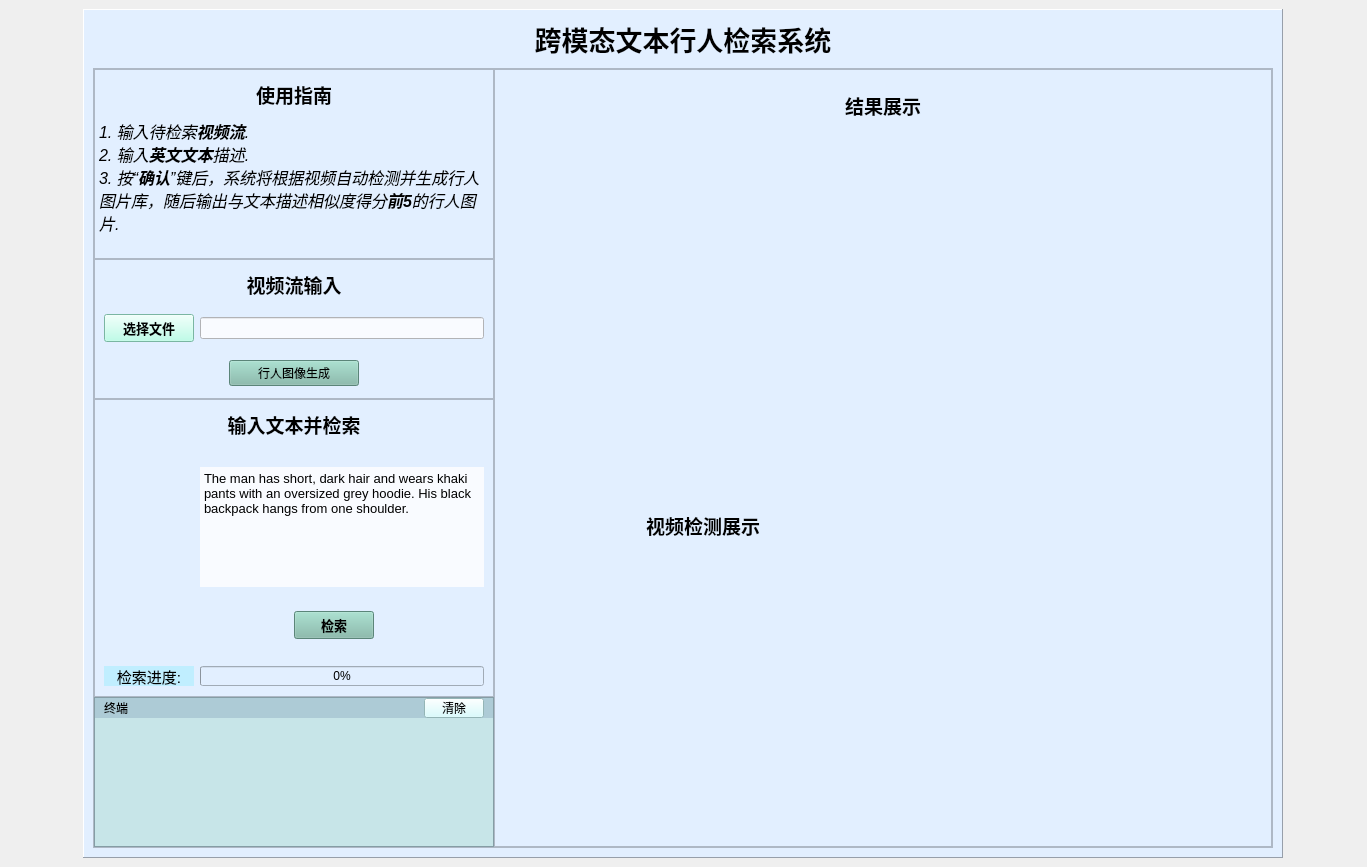
First picture: the form in ui_designer/tbps.ui, repository mickiefan/Atlas_ui, before the edit.
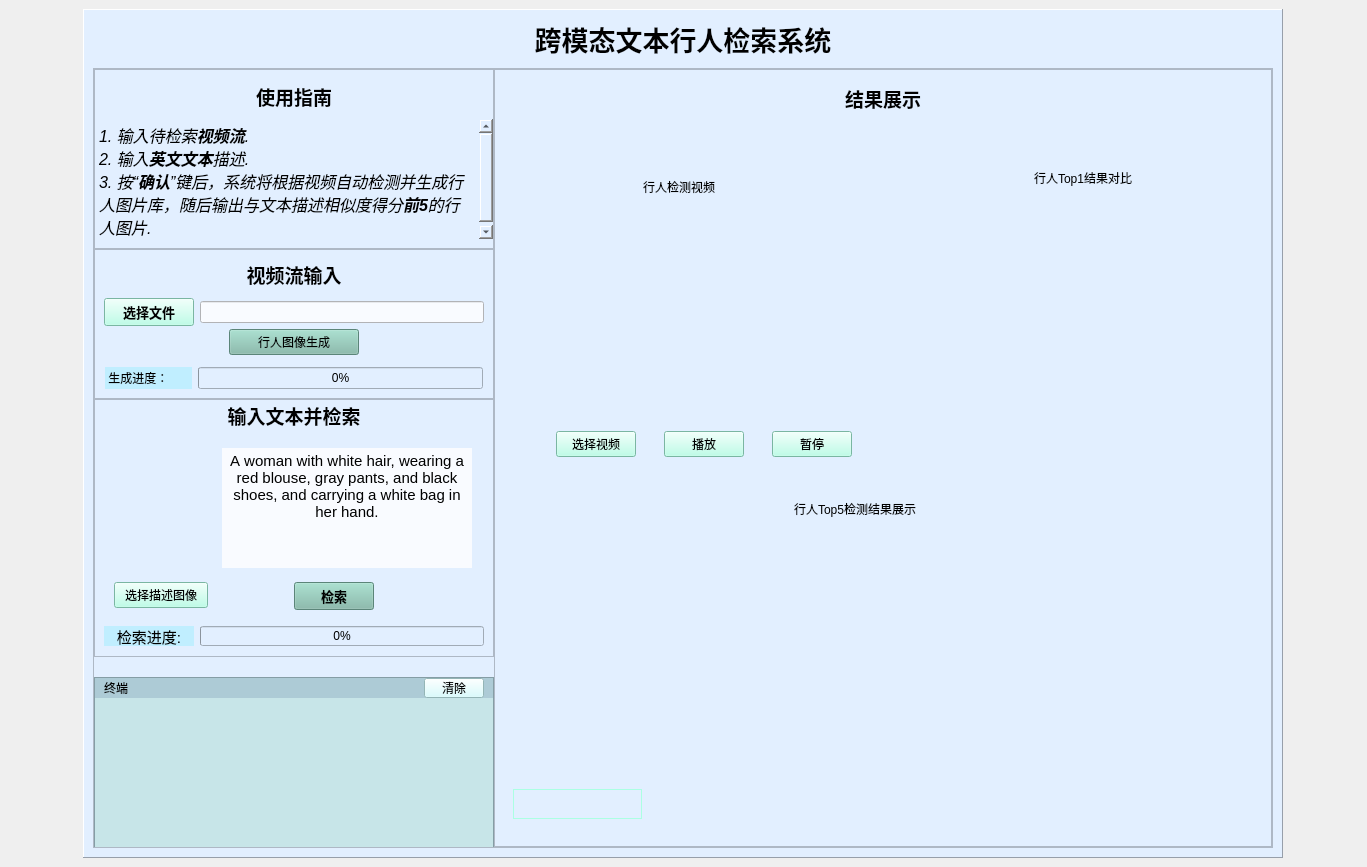
Second picture: the form after the edit.

```diff
--- a/ui_designer/tbps.ui
+++ b/ui_designer/tbps.ui
@@ -119,10 +119,16 @@
              </property>
              <item>
               <widget class="QFrame" name="frame_4">
+               <property name="minimumSize">
+                <size>
+                 <width>0</width>
+                 <height>0</height>
+                </size>
+               </property>
                <property name="maximumSize">
                 <size>
                  <width>16777215</width>
-                 <height>190</height>
+                 <height>180</height>
                 </size>
                </property>
                <property name="frameShape">
@@ -178,6 +184,18 @@
                 </item>
                 <item>
                  <widget class="QTextBrowser" name="textBrowser">
+                  <property name="minimumSize">
+                   <size>
+                    <width>0</width>
+                    <height>100</height>
+                   </size>
+                  </property>
+                  <property name="maximumSize">
+                   <size>
+                    <width>16777215</width>
+                    <height>120</height>
+                   </size>
+                  </property>
                   <property name="frameShape">
                    <enum>QFrame::NoFrame</enum>
                   </property>
@@ -185,7 +203,7 @@
                    <string>&lt;!DOCTYPE HTML PUBLIC &quot;-//W3C//DTD HTML 4.0//EN&quot; &quot;http://www.w3.org/TR/REC-html40/strict.dtd&quot;&gt;
 &lt;html&gt;&lt;head&gt;&lt;meta name=&quot;qrichtext&quot; content=&quot;1&quot; /&gt;&lt;style type=&quot;text/css&quot;&gt;
 p, li { white-space: pre-wrap; }
-&lt;/style&gt;&lt;/head&gt;&lt;body style=&quot; font-family:'SimSun'; font-size:9pt; font-weight:400; font-style:normal;&quot;&gt;
+&lt;/style&gt;&lt;/head&gt;&lt;body style=&quot; font-family:'Sans'; font-size:11pt; font-weight:400; font-style:normal;&quot;&gt;
 &lt;p style=&quot; margin-top:0px; margin-bottom:0px; margin-left:0px; margin-right:0px; -qt-block-indent:0; text-indent:0px;&quot;&gt;&lt;span style=&quot; font-family:'Sans Serif'; font-size:12pt; font-style:italic;&quot;&gt;1. 输入待检索&lt;/span&gt;&lt;span style=&quot; font-family:'Sans Serif'; font-size:12pt; font-weight:600; font-style:italic;&quot;&gt;视频流&lt;/span&gt;&lt;span style=&quot; font-family:'Sans Serif'; font-size:12pt; font-style:italic;&quot;&gt;.&lt;br /&gt;2. 输入&lt;/span&gt;&lt;span style=&quot; font-family:'Sans Serif'; font-size:12pt; font-weight:600; font-style:italic;&quot;&gt;英文文本&lt;/span&gt;&lt;span style=&quot; font-family:'Sans Serif'; font-size:12pt; font-style:italic;&quot;&gt;描述.&lt;br /&gt;3. 按“&lt;/span&gt;&lt;span style=&quot; font-family:'Sans Serif'; font-size:12pt; font-weight:600; font-style:italic;&quot;&gt;确认&lt;/span&gt;&lt;span style=&quot; font-family:'Sans Serif'; font-size:12pt; font-style:italic;&quot;&gt;”键后，系统将根据视频自动检测并生成行人图片库，随后输出与文本描述相似度得分&lt;/span&gt;&lt;span style=&quot; font-family:'Sans Serif'; font-size:12pt; font-weight:600; font-style:italic;&quot;&gt;前5&lt;/span&gt;&lt;span style=&quot; font-family:'Sans Serif'; font-size:12pt; font-style:italic;&quot;&gt;的行人图片.&lt;/span&gt;&lt;/p&gt;&lt;/body&gt;&lt;/html&gt;</string>
                   </property>
                  </widget>
@@ -198,13 +216,13 @@
                <property name="minimumSize">
                 <size>
                  <width>0</width>
-                 <height>140</height>
+                 <height>150</height>
                 </size>
                </property>
                <property name="maximumSize">
                 <size>
                  <width>16777215</width>
-                 <height>160</height>
+                 <height>190</height>
                 </size>
                </property>
                <property name="frameShape">
@@ -359,6 +377,60 @@
                   </layout>
                  </widget>
                 </item>
+                <item>
+                 <widget class="QWidget" name="widget" native="true">
+                  <layout class="QHBoxLayout" name="horizontalLayout_6">
+                   <property name="leftMargin">
+                    <number>10</number>
+                   </property>
+                   <property name="rightMargin">
+                    <number>10</number>
+                   </property>
+                   <item>
+                    <widget class="QLabel" name="label_4">
+                     <property name="maximumSize">
+                      <size>
+                       <width>16777215</width>
+                       <height>23</height>
+                      </size>
+                     </property>
+                     <property name="styleSheet">
+                      <string notr="true">background-color: rgb(192, 238, 255);
+font: 11pt &quot;Andale Mono&quot;;</string>
+                     </property>
+                     <property name="text">
+                      <string> 生成进度： </string>
+                     </property>
+                    </widget>
+                   </item>
+                   <item>
+                    <widget class="QProgressBar" name="progressBar_2">
+                     <property name="minimumSize">
+                      <size>
+                       <width>270</width>
+                       <height>0</height>
+                      </size>
+                     </property>
+                     <property name="maximumSize">
+                      <size>
+                       <width>285</width>
+                       <height>23</height>
+                      </size>
+                     </property>
+                     <property name="layoutDirection">
+                      <enum>Qt::LeftToRight</enum>
+                     </property>
+                     <property name="value">
+                      <number>0</number>
+                     </property>
+                     <property name="alignment">
+                      <set>Qt::AlignCenter</set>
+                     </property>
+                    </widget>
+                   </item>
+                  </layout>
+                 </widget>
+                </item>
                </layout>
               </widget>
              </item>
@@ -393,7 +465,7 @@
                  <number>0</number>
                 </property>
                 <property name="topMargin">
-                 <number>9</number>
+                 <number>0</number>
                 </property>
                 <property name="rightMargin">
                  <number>0</number>
@@ -501,7 +573,7 @@
                        <widget class="QTextEdit" name="textEdit_enter_text_description">
                         <property name="maximumSize">
                          <size>
-                          <width>300</width>
+                          <width>250</width>
                           <height>120</height>
                          </size>
                         </property>
@@ -515,8 +587,8 @@
                          <string>&lt;!DOCTYPE HTML PUBLIC &quot;-//W3C//DTD HTML 4.0//EN&quot; &quot;http://www.w3.org/TR/REC-html40/strict.dtd&quot;&gt;
 &lt;html&gt;&lt;head&gt;&lt;meta name=&quot;qrichtext&quot; content=&quot;1&quot; /&gt;&lt;style type=&quot;text/css&quot;&gt;
 p, li { white-space: pre-wrap; }
-&lt;/style&gt;&lt;/head&gt;&lt;body style=&quot; font-family:'SimSun'; font-size:9pt; font-weight:400; font-style:normal;&quot;&gt;
-&lt;p style=&quot; margin-top:0px; margin-bottom:0px; margin-left:0px; margin-right:0px; -qt-block-indent:0; text-indent:0px;&quot;&gt;&lt;span style=&quot; font-family:'Sans Serif'; font-size:10pt;&quot;&gt;The man has short, dark hair and wears khaki pants with an oversized grey hoodie. His black backpack hangs from one shoulder.&lt;/span&gt;&lt;/p&gt;&lt;/body&gt;&lt;/html&gt;</string>
+&lt;/style&gt;&lt;/head&gt;&lt;body style=&quot; font-family:'Sans'; font-size:11pt; font-weight:400; font-style:normal;&quot;&gt;
+&lt;p align=&quot;center&quot; style=&quot; margin-top:0px; margin-bottom:0px; margin-left:0px; margin-right:0px; -qt-block-indent:0; text-indent:0px;&quot;&gt;&lt;a name=&quot;tta_output_ta&quot;&gt;&lt;/a&gt;A woman with white hair, wearing a red blouse, gray pants, and black shoes, and carrying a white bag in her hand.&lt;/p&gt;&lt;/body&gt;&lt;/html&gt;</string>
                         </property>
                        </widget>
                       </item>
@@ -543,31 +615,6 @@
                      <property name="frameShadow">
                       <enum>QFrame::Raised</enum>
                      </property>
-                     <widget class="QLabel" name="label_10">
-                      <property name="geometry">
-                       <rect>
-                        <x>58</x>
-                        <y>0</y>
-                        <width>25</width>
-                        <height>17</height>
-                       </rect>
-                      </property>
-                      <property name="minimumSize">
-                       <size>
-                        <width>25</width>
-                        <height>0</height>
-                       </size>
-                      </property>
-                      <property name="maximumSize">
-                       <size>
-                        <width>24</width>
-                        <height>16777215</height>
-                       </size>
-                      </property>
-                      <property name="text">
-                       <string/>
-                      </property>
-                     </widget>
                      <widget class="QPushButton" name="pushButton_4">
                       <property name="geometry">
                        <rect>
@@ -612,6 +659,22 @@
                        <string>检索</string>
                       </property>
                      </widget>
+                     <widget class="QPushButton" name="pushButton_3">
+                      <property name="geometry">
+                       <rect>
+                        <x>10</x>
+                        <y>0</y>
+                        <width>94</width>
+                        <height>26</height>
+                       </rect>
+                      </property>
+                      <property name="styleSheet">
+                       <string notr="true">background-color: rgb(171, 255, 227);</string>
+                      </property>
+                      <property name="text">
+                       <string>选择描述图像</string>
+                      </property>
+                     </widget>
                     </widget>
                    </item>
                   </layout>
@@ -700,7 +763,7 @@
                <property name="minimumSize">
                 <size>
                  <width>0</width>
-                 <height>150</height>
+                 <height>190</height>
                 </size>
                </property>
                <property name="maximumSize">
@@ -851,13 +914,19 @@
             <property name="frameShadow">
              <enum>QFrame::Raised</enum>
             </property>
-            <layout class="QGridLayout" name="gridLayout_3">
-             <item row="2" column="0">
               <widget class="QWidget" name="widget" native="true">
+             <property name="geometry">
+              <rect>
+               <x>10</x>
+               <y>470</y>
+               <width>761</width>
+               <height>300</height>
+              </rect>
+             </property>
                <property name="minimumSize">
                 <size>
                  <width>0</width>
-                 <height>270</height>
+               <height>300</height>
                 </size>
                </property>
                <layout class="QHBoxLayout" name="horizontalLayout_17">
@@ -906,6 +975,9 @@
                        <height>30</height>
                       </size>
                      </property>
+                   <property name="styleSheet">
+                    <string notr="true">border: 1px solid rgb(171, 255, 227);</string>
+                   </property>
                      <property name="frameShape">
                       <enum>QFrame::NoFrame</enum>
                      </property>
@@ -1125,63 +1197,161 @@
                 </item>
                </layout>
               </widget>
-             </item>
-             <item row="1" column="0">
               <widget class="QFrame" name="frame">
-               <layout class="QHBoxLayout" name="horizontalLayout_18">
-                <item>
+             <property name="geometry">
+              <rect>
+               <x>10</x>
+               <y>80</y>
+               <width>758</width>
+               <height>331</height>
+              </rect>
+             </property>
                  <widget class="QFrame" name="frame_17">
-                  <property name="minimumSize">
-                   <size>
-                    <width>380</width>
-                    <height>100</height>
-                   </size>
-                  </property>
-                  <layout class="QVBoxLayout" name="verticalLayout_14">
-                   <item>
-                    <widget class="QLabel" name="label_show_video">
-                     <property name="text">
-                      <string/>
-                     </property>
-                    </widget>
-                   </item>
-                   <item>
-                    <widget class="QLabel" name="label_18">
+              <property name="geometry">
+               <rect>
+                <x>10</x>
+                <y>10</y>
+                <width>411</width>
+                <height>311</height>
+               </rect>
+              </property>
                      <property name="minimumSize">
                       <size>
                        <width>0</width>
-                       <height>35</height>
+                <height>0</height>
                       </size>
                      </property>
                      <property name="maximumSize">
                       <size>
                        <width>16777215</width>
-                       <height>35</height>
-                      </size>
-                     </property>
-                     <property name="font">
-                      <font>
-                       <pointsize>14</pointsize>
-                       <weight>75</weight>
-                       <bold>true</bold>
-                      </font>
-                     </property>
-                     <property name="frameShape">
-                      <enum>QFrame::NoFrame</enum>
+                <height>16777215</height>
+               </size>
+              </property>
+              <widget class="QWidget" name="widget_10" native="true">
+               <property name="geometry">
+                <rect>
+                 <x>9</x>
+                 <y>9</y>
+                 <width>401</width>
+                 <height>226</height>
+                </rect>
+               </property>
+               <widget class="QLabel" name="label_7">
+                <property name="geometry">
+                 <rect>
+                  <x>-10</x>
+                  <y>40</y>
+                  <width>411</width>
+                  <height>211</height>
+                 </rect>
                      </property>
                      <property name="text">
-                      <string>视频检测展示</string>
-                     </property>
-                     <property name="alignment">
-                      <set>Qt::AlignCenter</set>
+                 <string/>
+                </property>
+               </widget>
+               <widget class="QLabel" name="label_10">
+                <property name="geometry">
+                 <rect>
+                  <x>120</x>
+                  <y>10</y>
+                  <width>101</width>
+                  <height>18</height>
+                 </rect>
+                </property>
+                <property name="styleSheet">
+                 <string notr="true">font: 13pt &quot;Andale Mono&quot;;</string>
+                </property>
+                <property name="text">
+                 <string>行人检测视频</string>
+                </property>
+               </widget>
+              </widget>
+              <widget class="QWidget" name="widget_7" native="true">
+               <property name="geometry">
+                <rect>
+                 <x>10</x>
+                 <y>260</y>
+                 <width>362</width>
+                 <height>50</height>
+                </rect>
+               </property>
+               <property name="maximumSize">
+                <size>
+                 <width>16777215</width>
+                 <height>50</height>
+                </size>
+               </property>
+               <widget class="QWidget" name="" native="true">
+                <property name="geometry">
+                 <rect>
+                  <x>10</x>
+                  <y>10</y>
+                  <width>341</width>
+                  <height>30</height>
+                 </rect>
+                </property>
+                <layout class="QHBoxLayout" name="horizontalLayout_7">
+                 <item>
+                  <widget class="QPushButton" name="pushButton_5">
+                   <property name="maximumSize">
+                    <size>
+                     <width>80</width>
+                     <height>16777215</height>
+                    </size>
+                   </property>
+                   <property name="styleSheet">
+                    <string notr="true">background-color: rgb(171, 255, 227);</string>
+                   </property>
+                   <property name="text">
+                    <string>选择视频</string>
+                   </property>
+                  </widget>
+                 </item>
+                 <item>
+                  <widget class="QPushButton" name="pushButton_7">
+                   <property name="maximumSize">
+                    <size>
+                     <width>80</width>
+                     <height>16777215</height>
+                    </size>
+                   </property>
+                   <property name="styleSheet">
+                    <string notr="true">background-color: rgb(171, 255, 227);</string>
+                   </property>
+                   <property name="text">
+                    <string>播放</string>
+                   </property>
+                  </widget>
+                 </item>
+                 <item>
+                  <widget class="QPushButton" name="pushButton_8">
+                   <property name="maximumSize">
+                    <size>
+                     <width>80</width>
+                     <height>16777215</height>
+                    </size>
+                   </property>
+                   <property name="styleSheet">
+                    <string notr="true">background-color: rgb(171, 255, 227);</string>
+                   </property>
+                   <property name="text">
+                    <string>暂停</string>
                      </property>
                     </widget>
                    </item>
                   </layout>
                  </widget>
-                </item>
-                <item>
+              </widget>
+             </widget>
                  <widget class="QFrame" name="frame_28">
+              <property name="geometry">
+               <rect>
+                <x>430</x>
+                <y>50</y>
+                <width>321</width>
+                <height>260</height>
+               </rect>
+              </property>
                   <property name="maximumSize">
                    <size>
                     <width>16777215</width>
@@ -1194,24 +1364,15 @@
                   <property name="frameShadow">
                    <enum>QFrame::Raised</enum>
                   </property>
-                  <layout class="QVBoxLayout" name="verticalLayout_19">
-                   <property name="spacing">
-                    <number>0</number>
-                   </property>
-                   <property name="leftMargin">
-                    <number>30</number>
-                   </property>
-                   <property name="topMargin">
-                    <number>0</number>
-                   </property>
-                   <property name="rightMargin">
-                    <number>10</number>
-                   </property>
-                   <property name="bottomMargin">
-                    <number>0</number>
-                   </property>
-                   <item>
                     <widget class="QFrame" name="frame_33">
+               <property name="geometry">
+                <rect>
+                 <x>30</x>
+                 <y>0</y>
+                 <width>292</width>
+                 <height>260</height>
+                </rect>
+               </property>
                      <property name="minimumSize">
                       <size>
                        <width>0</width>
@@ -1524,7 +1685,7 @@
                             <string>&lt;!DOCTYPE HTML PUBLIC &quot;-//W3C//DTD HTML 4.0//EN&quot; &quot;http://www.w3.org/TR/REC-html40/strict.dtd&quot;&gt;
 &lt;html&gt;&lt;head&gt;&lt;meta name=&quot;qrichtext&quot; content=&quot;1&quot; /&gt;&lt;style type=&quot;text/css&quot;&gt;
 p, li { white-space: pre-wrap; }
-&lt;/style&gt;&lt;/head&gt;&lt;body style=&quot; font-family:'SimSun'; font-size:8pt; font-weight:400; font-style:normal;&quot;&gt;
+&lt;/style&gt;&lt;/head&gt;&lt;body style=&quot; font-family:'Sans'; font-size:8pt; font-weight:400; font-style:normal;&quot;&gt;
 &lt;p style=&quot;-qt-paragraph-type:empty; margin-top:0px; margin-bottom:0px; margin-left:0px; margin-right:0px; -qt-block-indent:0; text-indent:0px; font-family:'Sans Serif';&quot;&gt;&lt;br /&gt;&lt;/p&gt;&lt;/body&gt;&lt;/html&gt;</string>
                            </property>
                           </widget>
@@ -1534,15 +1695,33 @@
                       </item>
                      </layout>
                     </widget>
-                   </item>
-                  </layout>
-                 </widget>
-                </item>
-               </layout>
-              </widget>
-             </item>
-             <item row="0" column="0">
+             </widget>
+             <widget class="QLabel" name="label_11">
+              <property name="geometry">
+               <rect>
+                <x>530</x>
+                <y>20</y>
+                <width>141</width>
+                <height>18</height>
+               </rect>
+              </property>
+              <property name="styleSheet">
+               <string notr="true">font: 13pt &quot;Andale Mono&quot;;</string>
+              </property>
+              <property name="text">
+               <string>行人Top1结果对比</string>
+              </property>
+             </widget>
+            </widget>
               <widget class="QWidget" name="widget" native="true">
+             <property name="geometry">
+              <rect>
+               <x>10</x>
+               <y>10</y>
+               <width>758</width>
+               <height>40</height>
+              </rect>
+             </property>
                <property name="minimumSize">
                 <size>
                  <width>0</width>
@@ -1599,8 +1778,22 @@
                 </item>
                </layout>
               </widget>
-             </item>
-            </layout>
+            <widget class="QLabel" name="label_12">
+             <property name="geometry">
+              <rect>
+               <x>300</x>
+               <y>430</y>
+               <width>181</width>
+               <height>20</height>
+              </rect>
+             </property>
+             <property name="styleSheet">
+              <string notr="true">font: 13pt &quot;Andale Mono&quot;;</string>
+             </property>
+             <property name="text">
+              <string>行人Top5检测结果展示</string>
+             </property>
+            </widget>
            </widget>
           </item>
          </layout>
```
Left out of the diff: 140 changed lines with no effect on the pictures. Lines whose indentation alone changed are shown as unchanged.
